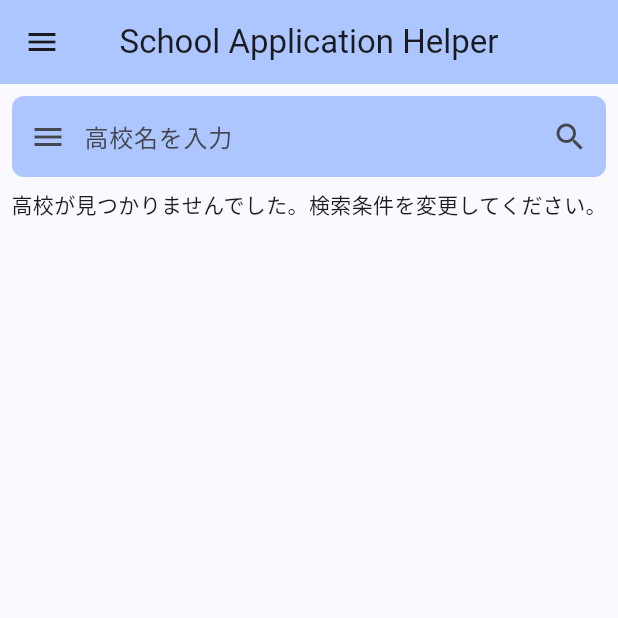
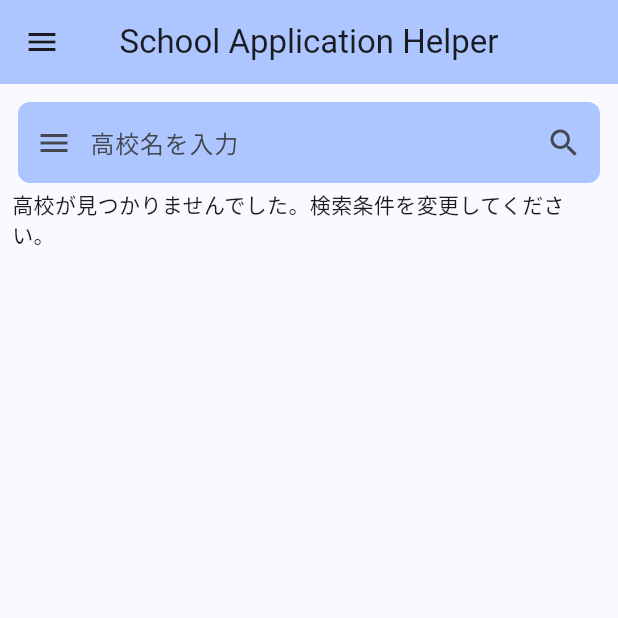
Before and after one commit to aurora1530/schoolApplicationHelper, a Flutter app: the screen it shows after launch, on a phone screen of 412 x 824 dp, the top half of it. Run offline on Flutter 3.47's test engine with Material 3 defaults, Android fonts, the phone set to English and light mode, and no system bars.

Commit message:
feat: 検索画面全体のpaddingを修正

```diff
--- a/frontend/lib/widgets/search/search_result.dart
+++ b/frontend/lib/widgets/search/search_result.dart
@@ -165,11 +165,13 @@ class _SearchResultState extends State<SearchResult> {
   Widget build(BuildContext context) {
     var theme = Theme.of(context);
     return Center(
+      child: Padding(
+        padding: const EdgeInsets.all(8.0),
         child: Column(
           mainAxisAlignment: MainAxisAlignment.start,
           children: <Widget>[
             Padding(
-            padding: const EdgeInsets.all(8.0),
+              padding: const EdgeInsets.all(4.0),
               child: Container(
                 decoration: BoxDecoration(
                   color: Theme.of(context).colorScheme.inversePrimary,
@@ -227,6 +229,7 @@ class _SearchResultState extends State<SearchResult> {
             ),
           ],
         ),
+      ),
     );
   }
 }
```
Lines whose indentation alone changed are shown as unchanged.
